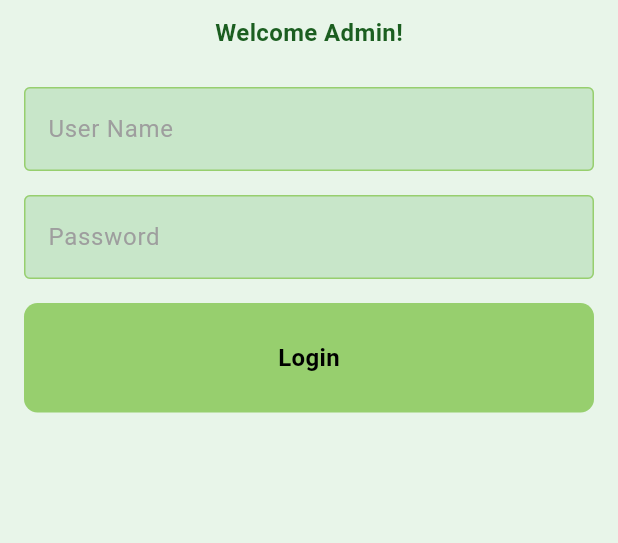
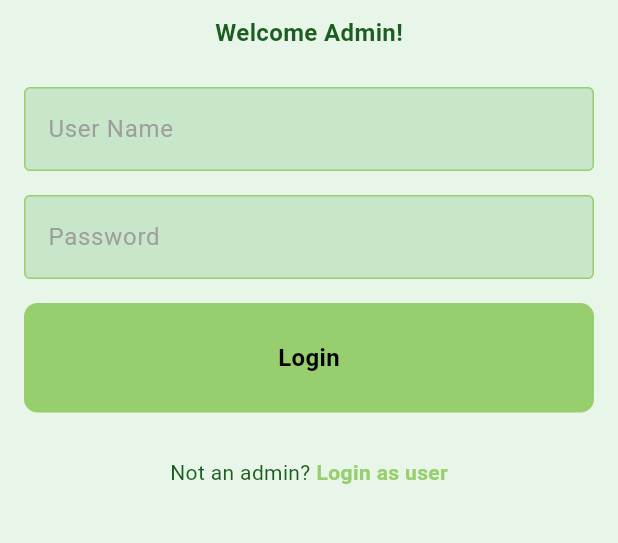
Before and after one commit to akibur-rahman/Not-Green-Cafe-App, a Flutter app: the screen it shows after launch, after a tap on "Login Here", on a phone screen of 412 x 824 dp, the part 528-1071 px from its top. Run offline on Flutter 3.47's test engine with Material 3 defaults, Android fonts, the light colour scheme and no system bars; network calls fail.

```diff
--- a/app/lib/components/MenuItemWidget.dart
+++ b/app/lib/components/MenuItemWidget.dart
@@ -46,7 +46,7 @@ class MenuItemWidget extends StatelessWidget {
                   ),
                   SizedBox(height: 4),
                   Text(
-                    '\$${menuItem.price.toStringAsFixed(2)}',
+                    '\৳${menuItem.price.toStringAsFixed(2)}',
                     style: TextStyle(fontSize: 14, color: Colors.green),
                   ),
                 ],
--- a/app/lib/main.dart
+++ b/app/lib/main.dart
@@ -1,4 +1,4 @@
-import 'package:app/services/auth/LoginOrRegister.dart';
+import 'package:app/pages/LoginPage.dart';
 import 'package:flutter/material.dart';
 
 void main() {
@@ -24,7 +24,7 @@ class MyApp extends StatelessWidget {
         colorScheme: ColorScheme.fromSwatch(primarySwatch: Colors.green)
             .copyWith(background: Colors.green[50]),
       ),
-      home: LoginOrRegister(),
+      home: LoginPage(),
     );
   }
 }
--- a/app/lib/pages/AdminLoginPage.dart
+++ b/app/lib/pages/AdminLoginPage.dart
@@ -1,6 +1,7 @@
 import 'package:app/components/LoginRegisterButton.dart';
 import 'package:app/components/LoginRegisterTextField.dart';
 import 'package:app/pages/AdminHomePage.dart';
+import 'package:app/pages/LoginPage.dart';
 import 'package:flutter/material.dart';
 import 'package:http/http.dart' as http;
 import 'dart:convert';
@@ -112,6 +113,27 @@ class _AdminLoginPageState extends State<AdminLoginPage> {
               SizedBox(
                 height: 10,
               ),
+              SizedBox(height: 20),
+              Row(
+                mainAxisAlignment: MainAxisAlignment.center,
+                children: [
+                  Text("Not an admin?"),
+                  SizedBox(width: 4),
+                  GestureDetector(
+                    onTap: () {
+                      Navigator.push(context,
+                          MaterialPageRoute(builder: (context) => LoginPage()));
+                    },
+                    child: Text(
+                      "Login as user",
+                      style: TextStyle(
+                        fontWeight: FontWeight.bold,
+                        color: Color(0xff97CF6E),
+                      ),
+                    ),
+                  ),
+                ],
+              ),
             ],
           ),
         ),
--- a/app/lib/pages/Homepage.dart
+++ b/app/lib/pages/Homepage.dart
@@ -98,9 +98,7 @@ class _HomePageState extends State<HomePage> {
             Navigator.pushReplacement(
               context,
               MaterialPageRoute(
-                builder: (context) => LoginPage(
-                  onTap: () {},
-                ),
+                builder: (context) => LoginPage(),
               ),
             );
           }
--- a/app/lib/pages/ProductDetails.dart
+++ b/app/lib/pages/ProductDetails.dart
@@ -93,7 +93,7 @@ class _ProductDetailsPageState extends State<ProductDetailsPage> {
                               fontSize: 20, fontWeight: FontWeight.bold),
                         ),
                         Text(
-                          '\$${widget.menuItem.price.toStringAsFixed(2)}',
+                          '\৳${widget.menuItem.price.toStringAsFixed(2)}',
                           style: TextStyle(fontSize: 18, color: Colors.green),
                         ),
                       ],
--- a/app/lib/services/auth/LoginOrRegister.dart
+++ /dev/null
@@ -1,29 +0,0 @@
-import 'package:app/pages/LoginPage.dart';
-import 'package:app/pages/RegisterPage.dart';
-import 'package:flutter/material.dart';
-
-class LoginOrRegister extends StatefulWidget {
-  const LoginOrRegister({super.key});
-
-  @override
-  State<LoginOrRegister> createState() => _LoginOrRegisterState();
-}
-
-class _LoginOrRegisterState extends State<LoginOrRegister> {
-  bool showLoginPage = true;
-
-  void togglePages() {
-    setState(() {
-      showLoginPage = !showLoginPage;
-    });
-  }
-
-  @override
-  Widget build(BuildContext context) {
-    if (showLoginPage) {
-      return LoginPage(onTap: togglePages);
-    } else {
-      return RegisterPage(onTap: togglePages);
-    }
-  }
-}
```
Also changed, not shown: app/lib/pages/AdminHomePage.dart (+14 -2 lines), app/lib/pages/LoginPage.dart (+8 -3 lines), app/lib/pages/RegisterPage.dart (+9 -5 lines).
